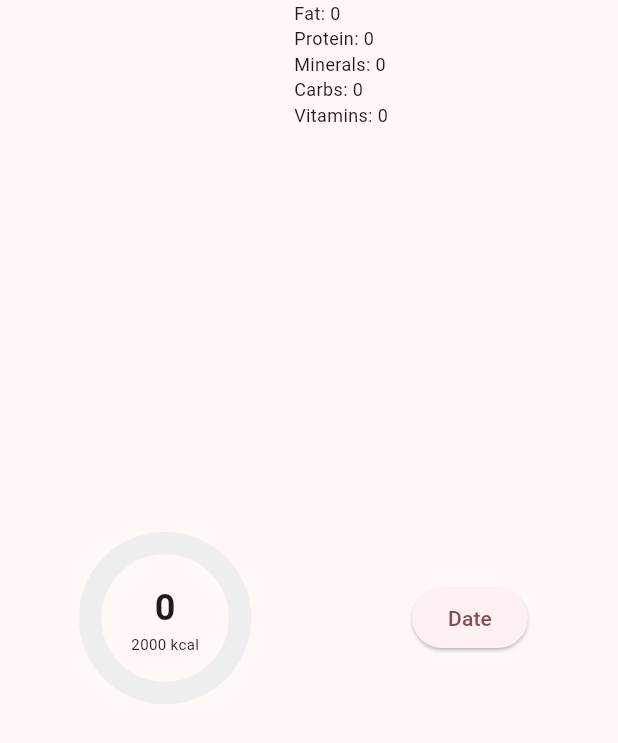
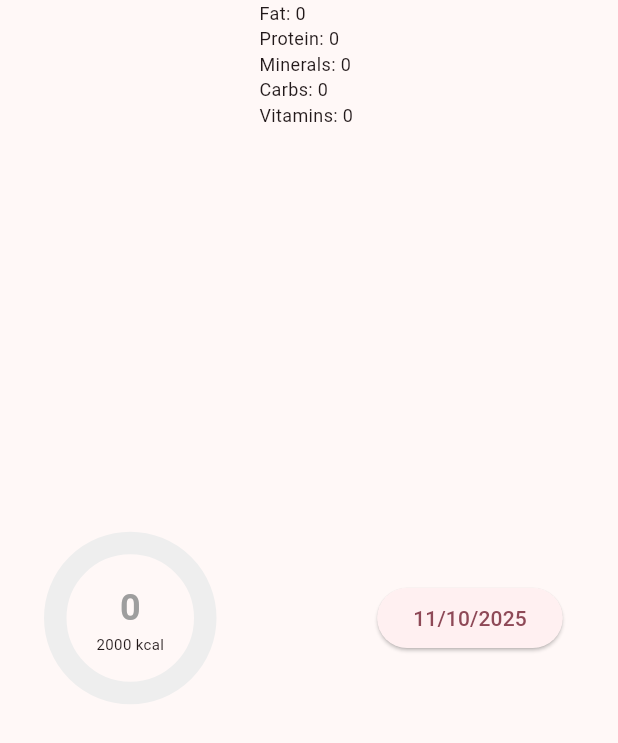
Before and after one commit to AshwaniDev101/Flutter-DisciplinePlus, a Flutter app: the CalorieProgressBar widget shown alone on an empty page, opened directly with empty values, on a phone screen of 412 x 824 dp. Shown: the top 743 px of the screen. Run offline on Flutter 3.47's test engine with Material 3 defaults, Android fonts, the phone set to English and light mode, and no system bars; our stand-ins replace cloud_firestore, firebase_core, hive_flutter, just_audio, rxdart, sliding_up_panel; accounts and stored records are empty; generated files the repository leaves out were written again.

```diff
--- a/lib/pages/calories_counter_page/widgets/calorie_progress_bar.dart
+++ b/lib/pages/calories_counter_page/widgets/calorie_progress_bar.dart
@@ -57,7 +57,7 @@ class _CalorieProgressBarState extends State<CalorieProgressBar> {
                       children: [
                         Text(
                           '$progress',
-                          style: const TextStyle(fontSize: 24, fontWeight: FontWeight.bold),
+                          style: TextStyle(fontSize: 24, fontWeight: FontWeight.bold,color: Colors.grey[500]!),
                         ),
                         const Text('2000 kcal', style: TextStyle(fontSize: 10)),
                       ],
@@ -81,7 +81,7 @@ class _CalorieProgressBarState extends State<CalorieProgressBar> {
               ),
             ),
 
-            ElevatedButton(child: Text("Date"),
+            ElevatedButton(child: Text(getCurrentDateFormatted()),
                 onPressed: (){
 
                 }
@@ -109,21 +109,19 @@ class _CalorieProgressBarState extends State<CalorieProgressBar> {
     } else {
 
 
-      return getColorForHeat(calculatePercentage(kcal,1600));
+      return Colors.greenAccent[400]!;
     }
   }
 
-  double calculatePercentage(int current, int total) {
-    if (total == 0) return 0; // avoid division by zero
-    return (current / total) * 100;
-  }
 
-  Color getColorForHeat(double percentage) {
-    percentage = percentage.clamp(0, 100);
-    return hexToColorWithOpacity("#38d9a9", percentage);
+  String getCurrentDateFormatted() {
+    final now = DateTime.now(); // Get current date and time
+    final day = now.day.toString().padLeft(2, '0');   // Ensure two digits
+    final month = now.month.toString().padLeft(2, '0'); // Ensure two digits
+    final year = now.year.toString();
+
+    return '$day/$month/$year';
   }
 
 
-
-
 }
```
Also changed, not shown: lib/pages/calories_counter_page/widgets/global_food_listview.dart (+35 -21 lines).
